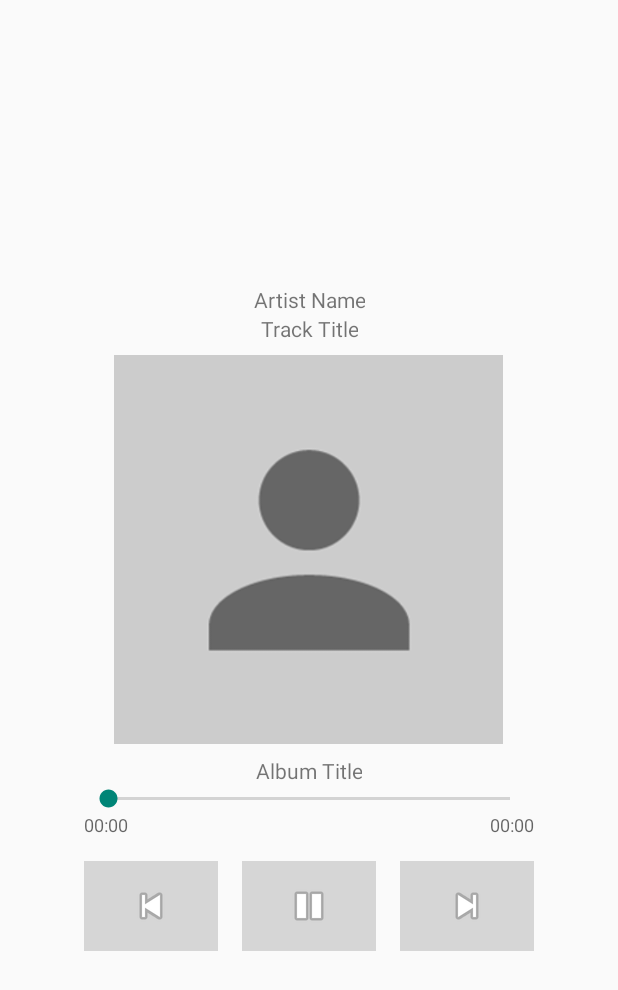
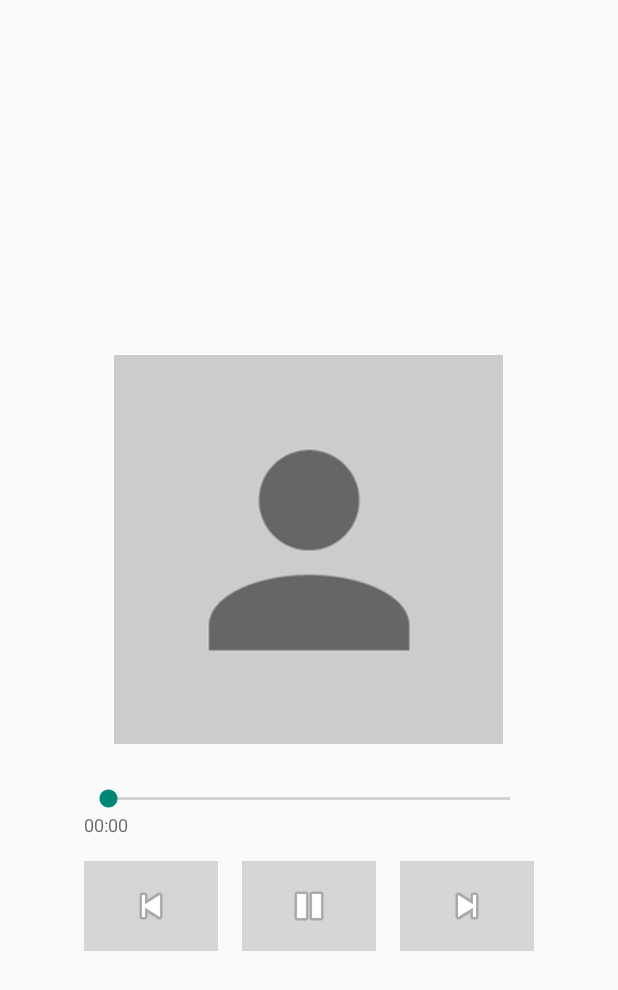
Before and after one commit to perpetuatingcuriosity/spotifystreamer, an Android app: the layout fragment_playback.xml on its own in the app's theme, with its tools: preview values and no code run, on a phone screen of 412 x 824 dp. Shown: the top 990 px of the screen. Run offline under Robolectric (Android 15) with nearby library versions, the phone set to English and light mode, and no system bars.

Commit message:
fix artist name display for tablet, clean up

```diff
--- a/app/src/main/java/com/example/pcurio/spotifystreamer/MainActivity.java
+++ b/app/src/main/java/com/example/pcurio/spotifystreamer/MainActivity.java
@@ -95,6 +95,7 @@ public class MainActivity extends AppCompatActivity implements SearchFragment.Tr
             PlaybackFragment playbackFragment = new PlaybackFragment();
 
             Bundle b = new Bundle();
+            b.putString(Utils.ARTIST_NAME, mArtistName);
             b.putParcelableArrayList(Utils.TRACK_LIST, trackList);
             b.putInt(Utils.SELECTED_TRACK_POSITION, selectedTrack);
 
--- a/app/src/main/java/com/example/pcurio/spotifystreamer/MusicController.java
+++ /dev/null
@@ -1,10 +0,0 @@
-package com.example.pcurio.spotifystreamer;
-
-import android.content.Context;
-
-public class MusicController extends android.widget.MediaController {
-
-    public MusicController(Context context) {
-        super(context);
-    }
-}
--- a/app/src/main/res/layout/fragment_playback.xml
+++ b/app/src/main/res/layout/fragment_playback.xml
@@ -2,7 +2,7 @@
     xmlns:tools="http://schemas.android.com/tools"
     android:layout_width="match_parent"
     android:layout_height="match_parent"
-    android:padding="16dp"
+    android:padding="@dimen/fragment_playback_padding"
     android:layout_gravity="center"
     android:gravity="center"
     tools:context="com.example.pcurio.spotifystreamer.PlaybackFragment">
@@ -21,8 +21,7 @@
             android:layout_gravity="center_horizontal"
             android:gravity="center"
             android:singleLine="true"
-            android:ellipsize="end"
-            android:text="Artist Name" />
+            android:ellipsize="end" />
 
         <TextView
             android:id="@+id/track_title"
@@ -31,8 +30,7 @@
             android:layout_gravity="center_horizontal"
             android:gravity="center"
             android:singleLine="true"
-            android:ellipsize="end"
-            android:text="Track Title" />
+            android:ellipsize="end" />
 
         <ImageView
             android:id="@+id/album_artwork"
@@ -51,11 +49,10 @@
             android:layout_gravity="center_horizontal"
             android:gravity="center"
             android:singleLine="true"
-            android:ellipsize="end"
-            android:text="Album Title" />
+            android:ellipsize="end" />
 
         <RelativeLayout
-            android:layout_width="300dp"
+            android:layout_width="@dimen/fragment_playback_player_width"
             android:layout_height="wrap_content">
 
             <SeekBar
@@ -77,7 +74,6 @@
                 android:id="@+id/seekbar_end_time"
                 android:layout_width="wrap_content"
                 android:layout_height="wrap_content"
-                android:text="00:00"
                 android:layout_below="@id/seekbar"
                 android:textAppearance="@style/TextAppearance.AppCompat.Caption"
                 android:layout_alignParentRight="true"/>
@@ -122,7 +118,5 @@
             </LinearLayout>
 
         </RelativeLayout>
-
-
     </LinearLayout>
 </RelativeLayout>
--- a/app/src/main/res/values-sw600dp/dimens.xml
+++ b/app/src/main/res/values-sw600dp/dimens.xml
@@ -7,4 +7,6 @@
     <dimen name="list_result_image_size">75dp</dimen>
     <dimen name="list_result_image_text_spacing">16dp</dimen>
     <dimen name="list_result_padding">24dp</dimen>
+    <dimen name="fragment_playback_padding">16dp</dimen>
+    <dimen name="fragment_playback_player_width">300dp</dimen>
 </resources>
--- a/app/src/main/res/values/dimens.xml
+++ b/app/src/main/res/values/dimens.xml
@@ -14,4 +14,6 @@
     <dimen name="list_result_image_size">75dp</dimen>
     <dimen name="list_result_image_text_spacing">16dp</dimen>
     <dimen name="list_result_padding">24dp</dimen>
+    <dimen name="fragment_playback_padding">16dp</dimen>
+    <dimen name="fragment_playback_player_width">300dp</dimen>
 </resources>
```
